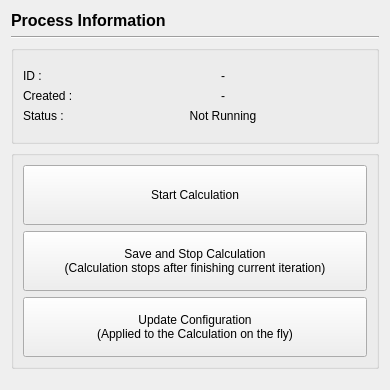
First picture: the form in view/solution/process_information/process_information_page.ui, repository nextfoam/baram, before the edit.
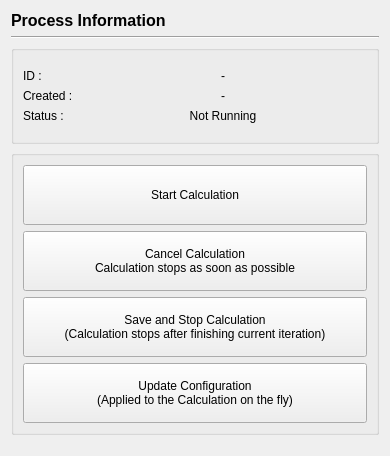
Second picture: the form after the edit.

Commit message: Start Calculation 기능 추가

The edit to the form file:
```diff
--- a/view/solution/process_information/process_information_page.ui
+++ b/view/solution/process_information/process_information_page.ui
@@ -7,7 +7,7 @@
     <x>0</x>
     <y>0</y>
     <width>390</width>
-    <height>390</height>
+    <height>456</height>
    </rect>
   </property>
   <property name="windowTitle">
@@ -131,6 +131,20 @@
         </property>
        </widget>
       </item>
+      <item>
+       <widget class="QPushButton" name="cancelCalculation">
+        <property name="minimumSize">
+         <size>
+          <width>0</width>
+          <height>60</height>
+         </size>
+        </property>
+        <property name="text">
+         <string>Cancel Calculation
+Calculation stops as soon as possible</string>
+        </property>
+       </widget>
+      </item>
       <item>
        <widget class="QPushButton" name="saveAndStopCalculation">
         <property name="enabled">
```
The commit also changes 9 other files.
